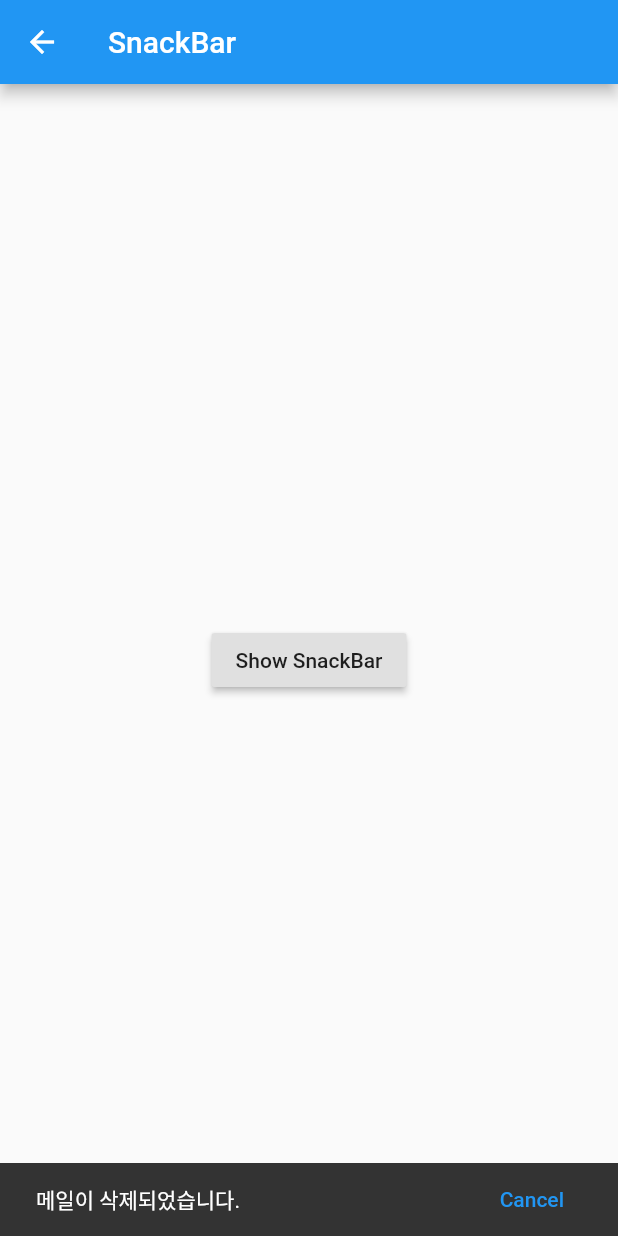
After one commit to kimjh4930/flutter-intermediate, a Flutter app: the MySnackBar screen opened directly, after a tap on "Show SnackBar", on a phone screen of 412 x 824 dp. The commit adds this screen. Run offline on Flutter 3.47's test engine with Material 2 defaults, Android fonts, the phone set to English and light mode, and no system bars.

Commit message:
SnackBar

```diff
--- /dev/null
+++ b/lib/src/MySnackBar.dart
@@ -0,0 +1,30 @@
+import 'package:flutter/material.dart';
+
+class MySnackBar extends StatefulWidget {
+  @override
+  _MySnackBarState createState() => _MySnackBarState();
+}
+
+class _MySnackBarState extends State<MySnackBar> {
+  @override
+  Widget build(BuildContext context) {
+    return Scaffold(
+        appBar: AppBar(title: Text('SnackBar')),
+        body: Builder(builder: (context) =>
+            Center(
+              child: RaisedButton(
+                onPressed: () {
+                  final snackBar = SnackBar(
+                    content: Text('메일이 삭제되었습니다.'),
+                    action: SnackBarAction(label: 'Cancel', onPressed: (){
+                        // 눌렀을 때 처리
+                    }),
+                  );
+                  Scaffold.of(context).showSnackBar(snackBar);
+                },
+                child: Text('Show SnackBar'),
+              ),
+            ),)
+    );
+  }
+}
```
Also changed, not shown: lib/main.dart (+7 -42 lines).
